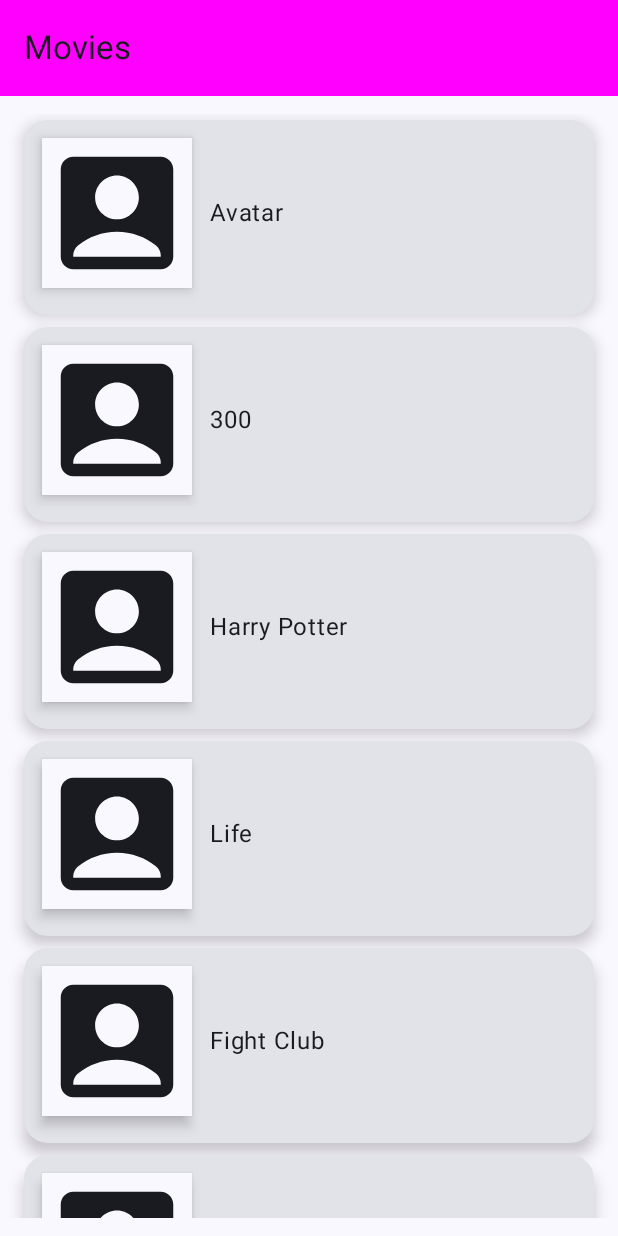
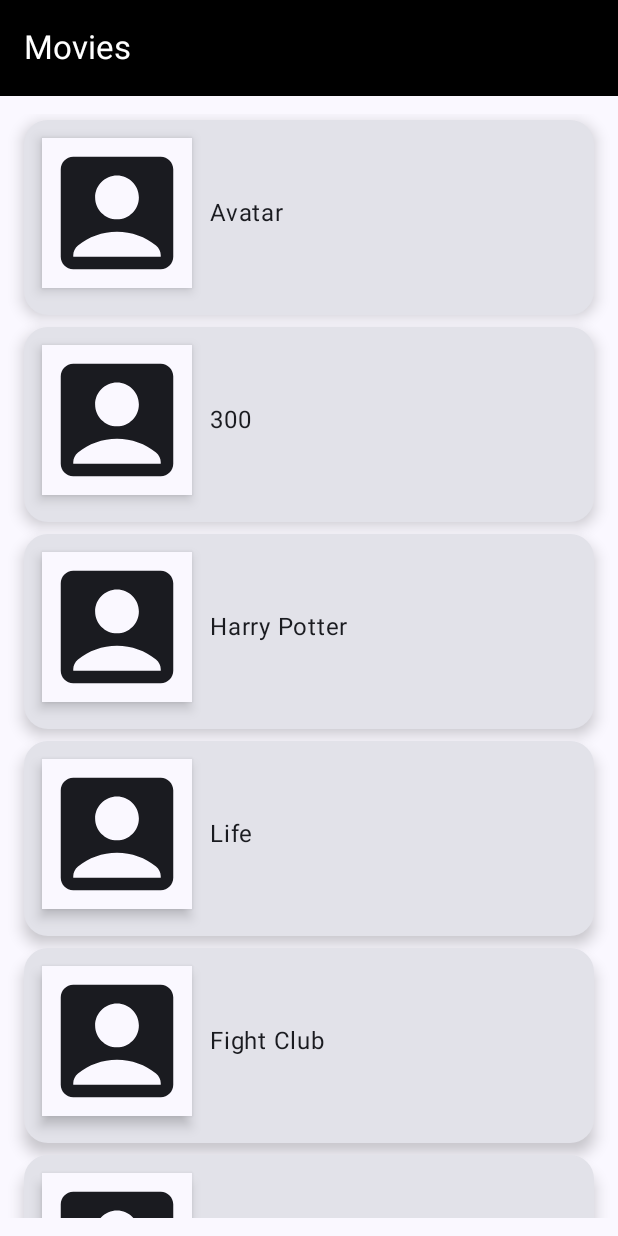
Before and after one commit to MAdem01/MovieAppCompose, an Android app built with Jetpack Compose: the screen it shows after launch (MainActivity), on a phone screen of 412 x 824 dp. Run offline under Robolectric (Android 15) with nearby library versions, the phone set to English and light mode, and no system bars.

```diff
--- a/app/src/main/java/com/example/movieappcompose/MainActivity.kt
+++ b/app/src/main/java/com/example/movieappcompose/MainActivity.kt
@@ -3,6 +3,7 @@ package com.example.movieappcompose
 import android.os.Bundle
 import androidx.activity.ComponentActivity
 import androidx.activity.compose.setContent
+import androidx.compose.foundation.clickable
 import androidx.compose.foundation.layout.Arrangement
 import androidx.compose.foundation.layout.Column
 import androidx.compose.foundation.layout.PaddingValues
@@ -53,8 +54,8 @@ fun MyApp(content: @Composable (PaddingValues) -> Unit){
     MovieAppComposeTheme {
         Scaffold(topBar = {
                 TopAppBar(
-                    colors = TopAppBarDefaults.topAppBarColors(containerColor = Color.Magenta),
-                    title = { Text(text = "Movies") }
+                    colors = TopAppBarDefaults.topAppBarColors(containerColor = Color.Black),
+                    title = { Text(text = "Movies", color = Color.White) }
                 )
 
         }){ paddingValues ->
@@ -69,27 +70,32 @@ fun MyApp(content: @Composable (PaddingValues) -> Unit){
 
 @Composable
 fun MainContent(movieList: List<String> = listOf(
-    "Avatar", "300", "Harry Potter", "Life", "Fight Club", "Superbad"
+    "Avatar", "300", "Harry Potter", "Life", "Fight Club", "Superbad", "Interstellar", "Dark"
 )){
     Column(modifier = Modifier
         .padding(12.dp)) {
         LazyColumn {
             items(items = movieList){
-                MovieRow(it)
+                MovieRow(it){ movie ->
 
+                }
             }
         }
     }
 }
 
 @Composable
-fun MovieRow(movie: String){
+fun MovieRow(movie: String, onItemClick: (String) -> Unit = {}){
     Card(modifier = Modifier
         .padding(4.dp)
         .fillMaxWidth()
-        .height(130.dp),
+        .height(130.dp)
+        .clickable {
+            onItemClick(movie)
+        },
         shape = RoundedCornerShape(corner = CornerSize(16.dp)),
-        elevation = CardDefaults.cardElevation(defaultElevation = 6.dp)
+        elevation = CardDefaults.cardElevation(defaultElevation = 6.dp),
+
     ) {
         Row(verticalAlignment = Alignment.CenterVertically,
             horizontalArrangement = Arrangement.Start) {
```
